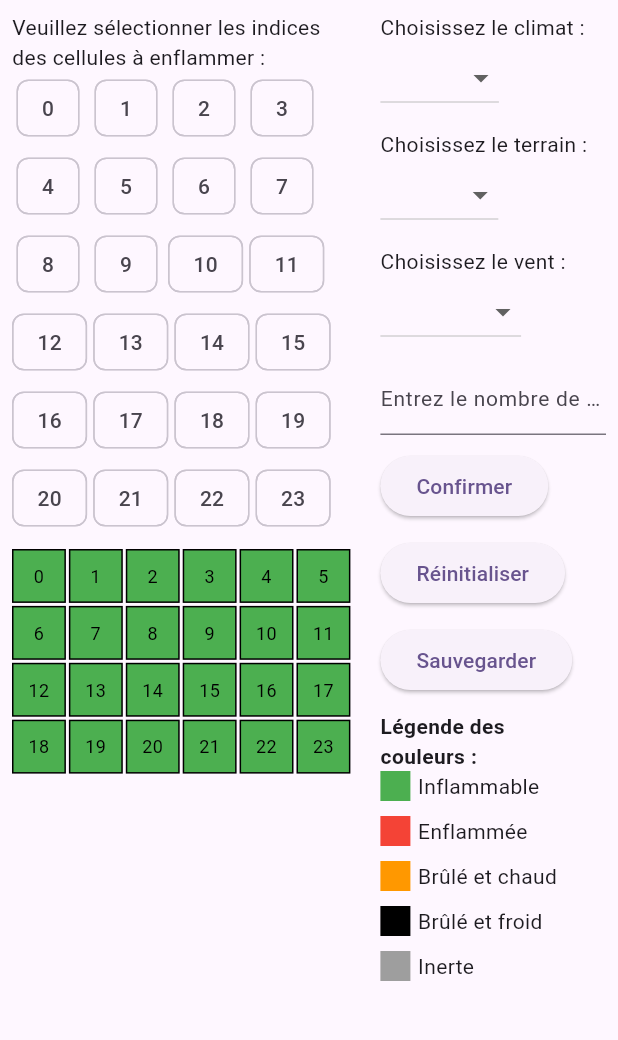
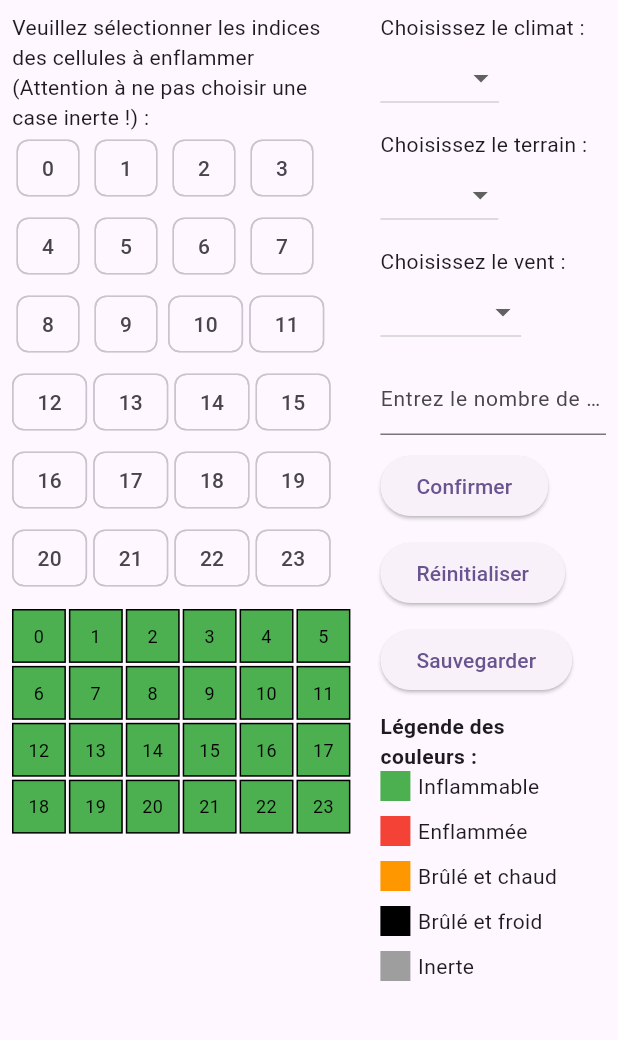
Before and after one commit to LolaHeurtevin/simulation-de-feux-de-foret, a Flutter app: the screen it shows after launch, on a phone screen of 412 x 824 dp, the part 84-1124 px from its top. Run offline on Flutter 3.47's test engine with Material 3 defaults, Android fonts, the phone set to English and light mode, and no system bars.

Commit message:
Correction du code

```diff
--- a/start_simulation/lib/main.dart
+++ b/start_simulation/lib/main.dart
@@ -333,7 +333,7 @@ class _MyHomePageState extends State<MyHomePage> {
                     crossAxisAlignment: CrossAxisAlignment.start,
                     children: <Widget>[
                       const Text(
-                        'Veuillez sélectionner les indices des cellules à enflammer :',
+                        'Veuillez sélectionner les indices des cellules à enflammer (Attention à ne pas choisir une case inerte !) :',
                         style: TextStyle(fontSize: 14),
                       ),
                       Wrap(
```
